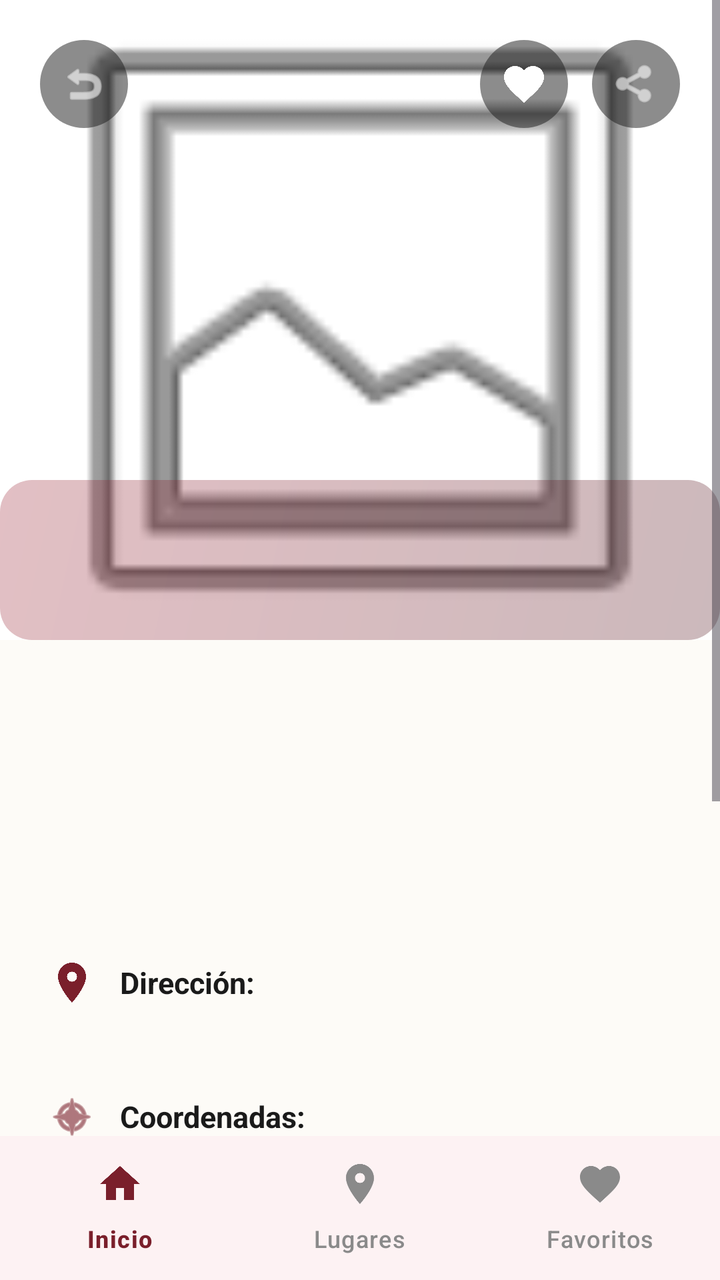
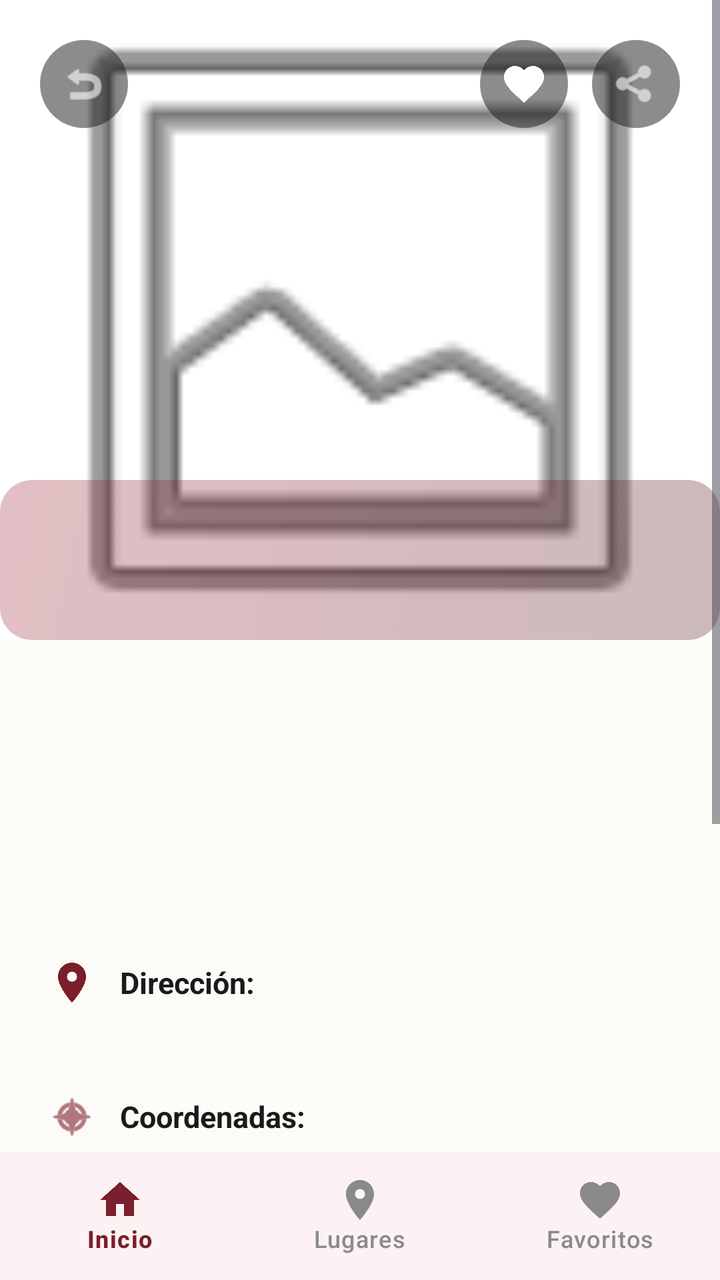

Screens rendered from an Android XML layout before and after an edit, with the pre-edit source and the edit as a unified diff.
<!-- AndroidManifest.xml: application theme Theme.ITANES_La_Libertad -->
<!-- res/layout/activity_place_detail.xml -->
<RelativeLayout xmlns:android="http://schemas.android.com/apk/res/android"
    xmlns:app="http://schemas.android.com/apk/res-auto"
    android:layout_width="match_parent"
    android:layout_height="match_parent"
    android:background="@color/color_background">

    <ScrollView
        android:layout_width="match_parent"
        android:layout_height="match_parent"
        android:layout_above="@+id/bottomNavigation"
        android:fillViewport="true">

        <androidx.constraintlayout.widget.ConstraintLayout
            android:layout_width="match_parent"
            android:layout_height="wrap_content">

            
            <FrameLayout
                android:id="@+id/layoutImageHeader"
                android:layout_width="match_parent"
                android:layout_height="320dp"
                app:layout_constraintTop_toTopOf="parent">

                <androidx.cardview.widget.CardView
                    android:layout_width="match_parent"
                    android:layout_height="match_parent"
                    app:cardCornerRadius="0dp"
                    app:cardElevation="0dp">

                    <ImageView
                        android:id="@+id/imageDetailPlace"
                        android:layout_width="match_parent"
                        android:layout_height="match_parent"
                        android:scaleType="centerCrop"
                        android:src="@android:drawable/ic_menu_gallery"
                        android:contentDescription="@string/detail_title" />
                </androidx.cardview.widget.CardView>

                
                <View
                    android:layout_width="match_parent"
                    android:layout_height="80dp"
                    android:layout_gravity="bottom"
                    android:background="@drawable/bg_hero_gradient"
                    android:alpha="0.3"
                    android:rotation="180" />

                
                <androidx.constraintlayout.widget.ConstraintLayout
                    android:layout_width="match_parent"
                    android:layout_height="match_parent"
                    android:padding="20dp">

                    <ImageButton
                        android:id="@+id/btnDetailBack"
                        android:layout_width="44dp"
                        android:layout_height="44dp"
                        android:background="@drawable/bg_circular_control"
                        android:contentDescription="@string/btn_back_description"
                        android:padding="10dp"
                        android:scaleType="fitCenter"
                        android:src="@android:drawable/ic_menu_revert"
                        app:tint="@color/white"
                        app:layout_constraintStart_toStartOf="parent"
                        app:layout_constraintTop_toTopOf="parent" />

                    <LinearLayout
                        android:layout_width="wrap_content"
                        android:layout_height="wrap_content"
                        android:orientation="horizontal"
                        app:layout_constraintEnd_toEndOf="parent"
                        app:layout_constraintTop_toTopOf="parent">

                        <ImageButton
                            android:id="@+id/buttonFavorite"
                            android:layout_width="44dp"
                            android:layout_height="44dp"
                            android:background="@drawable/bg_circular_control"
                            android:contentDescription="@string/btn_favorite"
                            android:padding="10dp"
                            android:scaleType="fitCenter"
                            android:src="@drawable/ic_favorite"
                            app:tint="@color/white" />

                        <ImageButton
                            android:id="@+id/buttonShare"
                            android:layout_width="44dp"
                            android:layout_height="44dp"
                            android:layout_marginStart="12dp"
                            android:background="@drawable/bg_circular_control"
                            android:contentDescription="@string/btn_share"
                            android:padding="10dp"
                            android:scaleType="fitCenter"
                            android:src="@android:drawable/ic_menu_share"
                            app:tint="@color/white" />
                    </LinearLayout>
                </androidx.constraintlayout.widget.ConstraintLayout>
            </FrameLayout>

            
            <androidx.constraintlayout.widget.ConstraintLayout
                android:layout_width="match_parent"
                android:layout_height="wrap_content"
                android:padding="24dp"
                android:background="@drawable/bg_detail_content"
                android:elevation="0dp"
                app:layout_constraintTop_toBottomOf="@+id/layoutImageHeader">

                <TextView
                    android:id="@+id/textDetailName"
                    android:layout_width="0dp"
                    android:layout_height="wrap_content"
                    android:textColor="@color/color_primary"
                    android:textSize="28sp"
                    android:textStyle="bold"
                    app:layout_constraintEnd_toEndOf="parent"
                    app:layout_constraintStart_toStartOf="parent"
                    app:layout_constraintTop_toTopOf="parent" />

                <TextView
                    android:id="@+id/textDetailShortDescription"
                    android:layout_width="0dp"
                    android:layout_height="wrap_content"
                    android:layout_marginTop="8dp"
                    android:textColor="@color/text_secondary"
                    android:textSize="16sp"
                    android:textStyle="italic"
                    app:layout_constraintEnd_toEndOf="parent"
                    app:layout_constraintStart_toStartOf="parent"
                    app:layout_constraintTop_toBottomOf="@+id/textDetailName" />

                <TextView
                    android:id="@+id/textDetailDescription"
                    android:layout_width="0dp"
                    android:layout_height="wrap_content"
                    android:layout_marginTop="20dp"
                    android:textColor="@color/text_primary"
                    android:textSize="15sp"
                    android:lineSpacingMultiplier="1.3"
                    app:layout_constraintEnd_toEndOf="parent"
                    app:layout_constraintStart_toStartOf="parent"
                    app:layout_constraintTop_toBottomOf="@+id/textDetailShortDescription" />

                
                <LinearLayout
                    android:id="@+id/layoutAddress"
                    android:layout_width="match_parent"
                    android:layout_height="wrap_content"
                    android:layout_marginTop="28dp"
                    android:gravity="center_vertical"
                    android:orientation="horizontal"
                    app:layout_constraintTop_toBottomOf="@+id/textDetailDescription">

                    <ImageView
                        android:layout_width="24dp"
                        android:layout_height="24dp"
                        android:src="@drawable/ic_place"
                        app:tint="@color/color_primary" />

                    <TextView
                        android:layout_width="wrap_content"
                        android:layout_height="wrap_content"
                        android:layout_marginStart="12dp"
                        android:text="@string/label_address"
                        android:textColor="@color/text_primary"
                        android:textSize="15sp"
                        android:textStyle="bold" />
                </LinearLayout>

                <TextView
                    android:id="@+id/textDetailAddress"
                    android:layout_width="0dp"
                    android:layout_height="wrap_content"
                    android:layout_marginStart="36dp"
                    android:layout_marginTop="4dp"
                    android:textColor="@color/text_secondary"
                    android:textSize="14sp"
                    app:layout_constraintEnd_toEndOf="parent"
                    app:layout_constraintStart_toStartOf="parent"
                    app:layout_constraintTop_toBottomOf="@+id/layoutAddress" />

                
                <LinearLayout
                    android:id="@+id/layoutCoords"
                    android:layout_width="match_parent"
                    android:layout_height="wrap_content"
                    android:layout_marginTop="20dp"
                    android:gravity="center_vertical"
                    android:orientation="horizontal"
                    app:layout_constraintTop_toBottomOf="@+id/textDetailAddress">

                    <ImageView
                        android:layout_width="24dp"
                        android:layout_height="24dp"
                        android:src="@android:drawable/ic_menu_compass"
                        app:tint="@color/color_primary" />

                    <TextView
                        android:layout_width="wrap_content"
                        android:layout_height="wrap_content"
                        android:layout_marginStart="12dp"
                        android:text="@string/label_coordinates"
                        android:textColor="@color/text_primary"
                        android:textSize="15sp"
                        android:textStyle="bold" />
                </LinearLayout>

                <TextView
                    android:id="@+id/textDetailCoordinates"
                    android:layout_width="0dp"
                    android:layout_height="wrap_content"
                    android:layout_marginStart="36dp"
                    android:layout_marginTop="4dp"
                    android:textColor="@color/text_secondary"
                    android:textSize="14sp"
                    app:layout_constraintEnd_toEndOf="parent"
                    app:layout_constraintStart_toStartOf="parent"
                    app:layout_constraintTop_toBottomOf="@+id/layoutCoords" />

                <com.google.android.material.button.MaterialButton
                    android:id="@+id/buttonViewMap"
                    android:layout_width="match_parent"
                    android:layout_height="56dp"
                    android:layout_marginTop="32dp"
                    android:text="@string/btn_view_map"
                    android:textAllCaps="false"
                    android:textSize="16sp"
                    android:textStyle="bold"
                    app:backgroundTint="@color/color_primary"
                    app:cornerRadius="28dp"
                    app:icon="@drawable/ic_place"
                    app:iconGravity="textStart"
                    app:iconTint="@color/white"
                    app:layout_constraintTop_toBottomOf="@+id/textDetailCoordinates" />

                <com.google.android.material.button.MaterialButton
                    android:id="@+id/buttonGetDirections"
                    android:layout_width="match_parent"
                    android:layout_height="56dp"
                    android:layout_marginTop="12dp"
                    android:layout_marginBottom="32dp"
                    android:text="@string/btn_get_directions"
                    android:textAllCaps="false"
                    android:textSize="16sp"
                    android:textStyle="bold"
                    app:backgroundTint="@color/color_primary_dark"
                    app:cornerRadius="28dp"
                    app:icon="@drawable/ic_directions"
                    app:iconGravity="textStart"
                    app:iconTint="@color/white"
                    app:layout_constraintBottom_toBottomOf="parent"
                    app:layout_constraintTop_toBottomOf="@+id/buttonViewMap" />

            </androidx.constraintlayout.widget.ConstraintLayout>
        </androidx.constraintlayout.widget.ConstraintLayout>
    </ScrollView>

    
    <com.google.android.material.bottomnavigation.BottomNavigationView
        android:id="@+id/bottomNavigation"
        android:layout_width="match_parent"
        android:layout_height="72dp"
        android:layout_alignParentBottom="true"
        android:background="@color/color_nav_bg"
        app:itemIconTint="@drawable/nav_item_color_state"
        app:itemTextColor="@drawable/nav_item_color_state"
        app:itemRippleColor="@color/color_nav_indicator"
        app:itemActiveIndicatorStyle="@style/App.CustomIndicator"
        app:elevation="0dp"
        app:menu="@menu/bottom_navigation_menu"
        app:labelVisibilityMode="labeled" />

</RelativeLayout>
<!-- resources referenced by this layout -->
<resources>
  <color name="color_background">#FDFBF7</color>
  <color name="color_nav_bg">#FDF2F3</color>
  <color name="color_nav_indicator">#F5D6D9</color>
  <color name="color_primary">#7A1F2B</color>
  <color name="color_primary_dark">#54141D</color>
  <color name="text_primary">#1A1A1A</color>
  <color name="text_secondary">#5A5A5A</color>
  <color name="white">#FFFFFFFF</color>
  <!-- drawable bg_circular_control (drawable) -->
  <?xml version="1.0" encoding="utf-8"?>
  <shape xmlns:android="http://schemas.android.com/apk/res/android">
      <solid android:color="#801A1A1A" />
      <corners android:radius="100dp" />
  </shape>
  <!-- drawable bg_detail_content (drawable) -->
  <?xml version="1.0" encoding="utf-8"?>
  <shape xmlns:android="http://schemas.android.com/apk/res/android">
      <solid android:color="@color/color_background" />
      <corners
          android:topLeftRadius="28dp"
          android:topRightRadius="28dp" />
  </shape>
  <!-- drawable bg_hero_gradient (drawable) -->
  <?xml version="1.0" encoding="utf-8"?>
  <shape xmlns:android="http://schemas.android.com/apk/res/android">
      <gradient
          android:startColor="#9E2A3A"
          android:endColor="#54141D"
          android:angle="135" />
      <corners android:radius="16dp" />
  </shape>
  <!-- drawable ic_favorite (drawable) -->
  <vector xmlns:android="http://schemas.android.com/apk/res/android"
      android:width="24dp"
      android:height="24dp"
      android:viewportWidth="24"
      android:viewportHeight="24">
    <path
        android:fillColor="#FF000000"
        android:pathData="M12,21.35l-1.45,-1.32C5.4,15.36 2,12.28 2,8.5 2,5.42 4.42,3 7.5,3c1.74,0 3.41,0.81 4.5,2.09C13.09,3.81 14.76,3 16.5,3 19.58,3 22,5.42 22,8.5c0,3.78 -3.4,6.86 -8.55,11.54L12,21.35z"/>
  </vector>
  <!-- drawable ic_place (drawable) -->
  <vector xmlns:android="http://schemas.android.com/apk/res/android"
      android:width="24dp"
      android:height="24dp"
      android:viewportWidth="24"
      android:viewportHeight="24">
    <path
        android:fillColor="#FF000000"
        android:pathData="M12,2C8.13,2 5,5.13 5,9c0,5.25 7,13 7,13s7,-7.75 7,-13c0,-3.87 -3.13,-7 -7,-7zM12,11.5c-1.38,0 -2.5,-1.12 -2.5,-2.5s1.12,-2.5 2.5,-2.5 2.5,1.12 2.5,2.5 -1.12,2.5 -2.5,2.5z"/>
  </vector>
  <!-- drawable nav_item_color_state (drawable) -->
  <selector xmlns:android="http://schemas.android.com/apk/res/android">
      <item android:state_checked="true" android:color="@color/color_nav_selected" />
      <item android:color="@color/color_nav_unselected" />
  </selector>
  <string name="btn_back_description">Volver a la pantalla anterior</string>
  <string name="btn_favorite">♡ Guardar en favoritos</string>
  <string name="btn_get_directions">Cómo llegar</string>
  <string name="btn_share">Compartir</string>
  <string name="btn_view_map">Ver en mapa</string>
  <string name="detail_title">Detalle del Lugar</string>
  <string name="label_address">Dirección:</string>
  <string name="label_coordinates">Coordenadas:</string>
  <style name="App.CustomIndicator" parent="Widget.Material3.BottomNavigationView.ActiveIndicator">
          <item name="android:color">@color/color_nav_indicator</item>
          <item name="android:width">60dp</item>
          <item name="android:height">40dp</item>
      </style>
  <style name="Theme.ITANES_La_Libertad" parent="Base.Theme.ITANES_La_Libertad" />
  <color name="color_nav_selected">#7A1F2B</color>
  <color name="color_nav_unselected">#8A8A8A</color>
  <color name="text_on_primary">#FFFFFF</color>
  <color name="color_secondary">#C58B2A</color>
  <color name="color_surface">#FFFFFF</color>
  <color name="color_error">#B3261E</color>
  <!-- unchanged entries left out for length: 2 -->
</resources>

<!-- the commit's change to res/layout/activity_place_detail.xml (unified diff, before → after) -->
@@ -1,5 +1,6 @@
 <RelativeLayout xmlns:android="http://schemas.android.com/apk/res/android"
     xmlns:app="http://schemas.android.com/apk/res-auto"
+    android:id="@+id/main"
     android:layout_width="match_parent"
     android:layout_height="match_parent"
     android:background="@color/color_background">
@@ -259,8 +260,9 @@
     <com.google.android.material.bottomnavigation.BottomNavigationView
         android:id="@+id/bottomNavigation"
         android:layout_width="match_parent"
-        android:layout_height="72dp"
+        android:layout_height="wrap_content"
         android:layout_alignParentBottom="true"
+        android:minHeight="64dp"
         android:background="@color/color_nav_bg"
         app:itemIconTint="@drawable/nav_item_color_state"
         app:itemTextColor="@drawable/nav_item_color_state"
